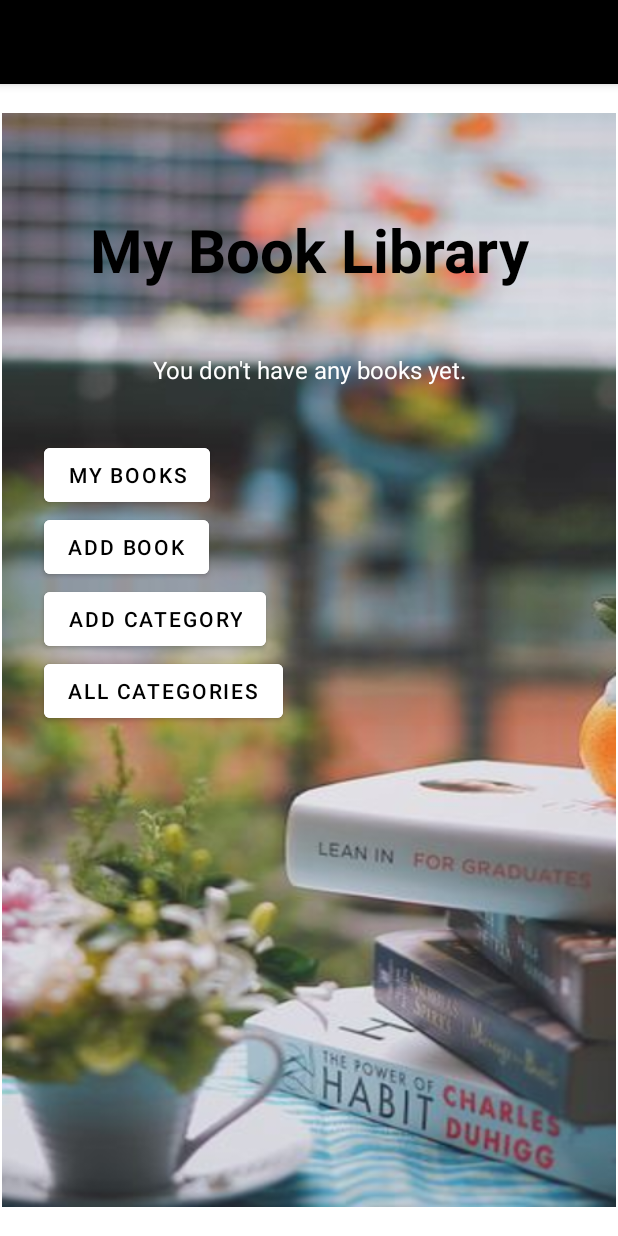
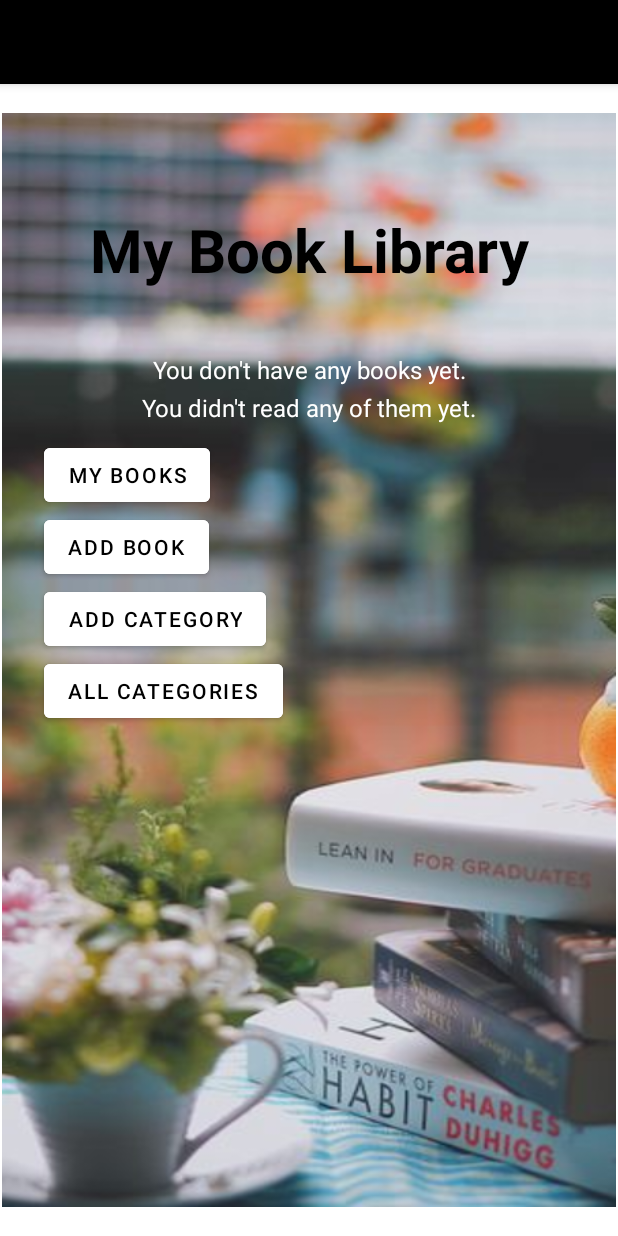
Before and after one commit to radubotanel99/MyBooks, an Android app: the AdministrationActivity screen opened directly, with no data from a screen before it, on a phone screen of 412 x 824 dp. Run offline under Robolectric (Android 15) with nearby library versions, the phone set to English and light mode, and no system bars; libraries missing offline, so code that uses them is left out: com.journeyapps.barcodescanner.

Commit message:
Add "read" functionality

```diff
--- a/app/src/main/java/com/firstapp/app/activities/AdministrationActivity.java
+++ b/app/src/main/java/com/firstapp/app/activities/AdministrationActivity.java
@@ -4,6 +4,7 @@ import androidx.activity.result.ActivityResultLauncher;
 import androidx.appcompat.app.AlertDialog;
 import androidx.appcompat.app.AppCompatActivity;
 
+import android.annotation.SuppressLint;
 import android.content.DialogInterface;
 import android.content.Intent;
 import android.os.Bundle;
@@ -26,10 +27,12 @@ public class AdministrationActivity extends AppCompatActivity {
     private Button addCategoryBtn;
     private Button allCategoriesBtn;
     private TextView booksCountTextView;
+    private TextView booksReadCountTextView;
     private Database db;
 
 
 
+    @SuppressLint("MissingInflatedId")
     @Override
     protected void onCreate(Bundle savedInstanceState) {
         super.onCreate(savedInstanceState);
@@ -68,13 +71,26 @@ public class AdministrationActivity extends AppCompatActivity {
         });
 
         booksCountTextView = findViewById(R.id.booksCountTextView);
+        booksReadCountTextView = findViewById(R.id.booksReadCountTextView);
+
         db = new Database(AdministrationActivity.this);
+
         int booksNumber = db.getBooksNUmber();
         if (booksNumber == 0 ) {
             booksCountTextView.setText("You don't have any books yet.");
         } else {
-            booksCountTextView.setText("You have " + String.valueOf(booksNumber) + (booksNumber == 1 ? " book," : " books,")  +  " congratulations!");
+            booksCountTextView.setText("You have " + String.valueOf(booksNumber) + (booksNumber == 1 ? " book," : " books,")
+                    +  " congratulations!");
         }
+
+        int booksReadNumber = db.getBooksReadNumber();
+        if (booksReadNumber == 0) {
+            booksReadCountTextView.setText("You didn't read any of them yet.");
+        } else {
+            booksReadCountTextView.setText("You have read " + String.valueOf(booksReadNumber) + " of them until now.");
+        }
+
+
 
     }
 
--- a/app/src/main/java/com/firstapp/app/activities/MainActivity.java
+++ b/app/src/main/java/com/firstapp/app/activities/MainActivity.java
@@ -27,6 +27,7 @@ public class MainActivity extends AppCompatActivity {
 
 //        db.resetDatabase();
 //        deleteImages();
+//        db.alterDatabase();
 
         goToMyBooksBtn = (Button) findViewById(R.id.goToMyBooksBtn);
         goToMyBooksBtn.setOnClickListener(new View.OnClickListener() {
--- a/app/src/main/java/com/firstapp/app/activities/ViewBooksActivity.java
+++ b/app/src/main/java/com/firstapp/app/activities/ViewBooksActivity.java
@@ -129,7 +129,7 @@ public class ViewBooksActivity extends AppCompatActivity {
                         String author = getAuthor(authorsArray);
 
                         Intent intent = new Intent(ViewBooksActivity.this, AddBookActivity.class);
-                        Book bookToEdit = new Book(0, title, new Author(author), description, series, volume, null, publishedDate, publisher, pageCount, isbn, false, false, imagePath);
+                        Book bookToEdit = new Book(0, title, new Author(author), description, series, volume, null, publishedDate, publisher, pageCount, isbn, false, false, false, imagePath);
                         intent.putExtra("BOOK_TO_EDIT", bookToEdit);
                         startActivity(intent);
                         break;
--- a/app/src/main/java/com/firstapp/app/database/BookManager.java
+++ b/app/src/main/java/com/firstapp/app/database/BookManager.java
@@ -26,6 +26,7 @@ public class BookManager {
     private static final String ISBN_COL = "isbn";
     private static final String BORROWED_COL = "borrowed";
     private static final String LENT_COL = "lent";
+    private static final String READ_COL = "read";
     private static final String IMAGE_COL = "image";
     private static volatile BookManager INSTANCE = null;
 
@@ -58,6 +59,7 @@ public class BookManager {
                 + ISBN_COL + " TEXT, "
                 + BORROWED_COL + " INTEGER, "
                 + LENT_COL + " INTEGER, "
+                + READ_COL + " INTEGER, "
                 + IMAGE_COL + " TEXT, "
                 + "FOREIGN KEY (" + CATEGORY_COL + ") REFERENCES category (id) )";
     }
@@ -96,9 +98,13 @@ public class BookManager {
         if (null != cursor.getString(cursor.getColumnIndexOrThrow(LENT_COL))) {
             lent = (cursor.getString(cursor.getColumnIndexOrThrow(LENT_COL))).equals("0") ? false : true;
         }
+        boolean read = false;
+        if (null != cursor.getString(cursor.getColumnIndexOrThrow(READ_COL))) {
+            read = (cursor.getString(cursor.getColumnIndexOrThrow(READ_COL))).equals("0") ? false : true;
+        }
         String imagePath = cursor.getString(cursor.getColumnIndexOrThrow(IMAGE_COL));
 
-        return new Book(id, title, author, description, series, volume, category, publishedDate, publisher, numberOfPages, isbn, borrowed, lent, imagePath);
+        return new Book(id, title, author, description, series, volume, category, publishedDate, publisher, numberOfPages, isbn, borrowed, lent, read, imagePath);
     }
 
     private String getStringValue(Cursor cursor, String columnName) {
@@ -111,7 +117,9 @@ public class BookManager {
         db.delete(TABLE_NAME, "id=?", new String[]{String.valueOf(idBook)});
     }
 
-    public void addNewBook(SQLiteDatabase db, String title, String author, String publisher, String category, String description, String series, String volume, String publishedDate, int numberOfPages, boolean borrowed, boolean lent, String imagePath) {
+    public void addNewBook(SQLiteDatabase db, String title, String author, String publisher, String category, String description,
+                           String series, String volume, String publishedDate, int numberOfPages, boolean borrowed, boolean lent,
+                           boolean read, String imagePath) {
         ContentValues values = new ContentValues();
         values.put(TITLE_COL, title);
         values.put(AUTHOR_COL, author);
@@ -125,6 +133,7 @@ public class BookManager {
         values.put(ISBN_COL, "");
         values.put(BORROWED_COL, borrowed);
         values.put(LENT_COL, lent);
+        values.put(READ_COL, read);
         values.put(IMAGE_COL, imagePath);
         db.insert(TABLE_NAME, null, values);
     }
@@ -133,7 +142,7 @@ public class BookManager {
                            String updatedCategory, String updatedDescription, String updatedSeries,
                            String updatedVolume, String updatedPublisher, String updatedPublishedDate,
                            int updatedPages,
-                           boolean updatedIsBorrowed, boolean updateIsLent, String updatedImagePath) {
+                           boolean updatedIsBorrowed, boolean updateIsLent, boolean updateIsRead, String updatedImagePath) {
 
         ContentValues values = new ContentValues();
 
@@ -149,6 +158,7 @@ public class BookManager {
         values.put(ISBN_COL, "");
         values.put(BORROWED_COL, updatedIsBorrowed);
         values.put(LENT_COL, updateIsLent);
+        values.put(READ_COL, updateIsRead);
         values.put(IMAGE_COL, updatedImagePath);
 
         db.update(TABLE_NAME, values, "id=?", new String[]{String.valueOf(id)});
@@ -169,4 +179,15 @@ public class BookManager {
 
         return count;
     }
+
+    public int getBooksReadNumber(SQLiteDatabase db) {
+        String query = "SELECT COUNT(*) FROM " + TABLE_NAME  + " WHERE read=1";
+        Cursor cursor = db.rawQuery(query, null);
+        int count = 0;
+        if (cursor.moveToFirst()) {
+            count = cursor.getInt(0);
+        }
+
+        return count;
+    }
 }
--- a/app/src/main/java/com/firstapp/app/views/BookView.java
+++ b/app/src/main/java/com/firstapp/app/views/BookView.java
@@ -68,6 +68,7 @@ public class BookView extends RecyclerView.Adapter<BookView.ViewHolder>{
                 i.putExtra("pages", modal.getPages());
                 i.putExtra("isBorrowed", modal.isBorrowed());
                 i.putExtra("isLent", modal.isLent());
+                i.putExtra("isRead", modal.isRead());
                 i.putExtra("image", modal.getImagePath());
                 context.startActivity(i);
             }
--- a/app/src/main/res/layout/activity_administration.xml
+++ b/app/src/main/res/layout/activity_administration.xml
@@ -44,6 +44,20 @@
             app:layout_constraintStart_toStartOf="parent"
             app:layout_constraintEnd_toEndOf="parent"
             android:layout_marginTop="160dp"
+            android:layout_marginStart="16dp"
+            android:layout_marginEnd="16dp" />
+
+        <TextView
+            android:id="@+id/booksReadCountTextView"
+            android:layout_width="wrap_content"
+            android:layout_height="wrap_content"
+            android:text="Number of Books: 0"
+            android:textSize="16sp"
+            android:textColor="#FFFFFF"
+            app:layout_constraintTop_toTopOf="parent"
+            app:layout_constraintStart_toStartOf="parent"
+            app:layout_constraintEnd_toEndOf="parent"
+            android:layout_marginTop="185dp"
             android:layout_marginStart="16dp"
             android:layout_marginEnd="16dp" />
 
```
Also changed, not shown: app/src/main/java/com/firstapp/app/activities/AddBookActivity.java (+10 -2 lines), app/src/main/java/com/firstapp/app/activities/ViewOneBookActivity.java (+6 -3 lines), app/src/main/java/com/firstapp/app/database/Database.java (+23 -4 lines), app/src/main/java/com/firstapp/app/objects/Book.java (+13 -2 lines), app/src/main/res/layout/activity_add_book.xml (+7 -0 lines), app/src/main/res/layout/activity_view_one_book.xml (+12 -1 lines).
